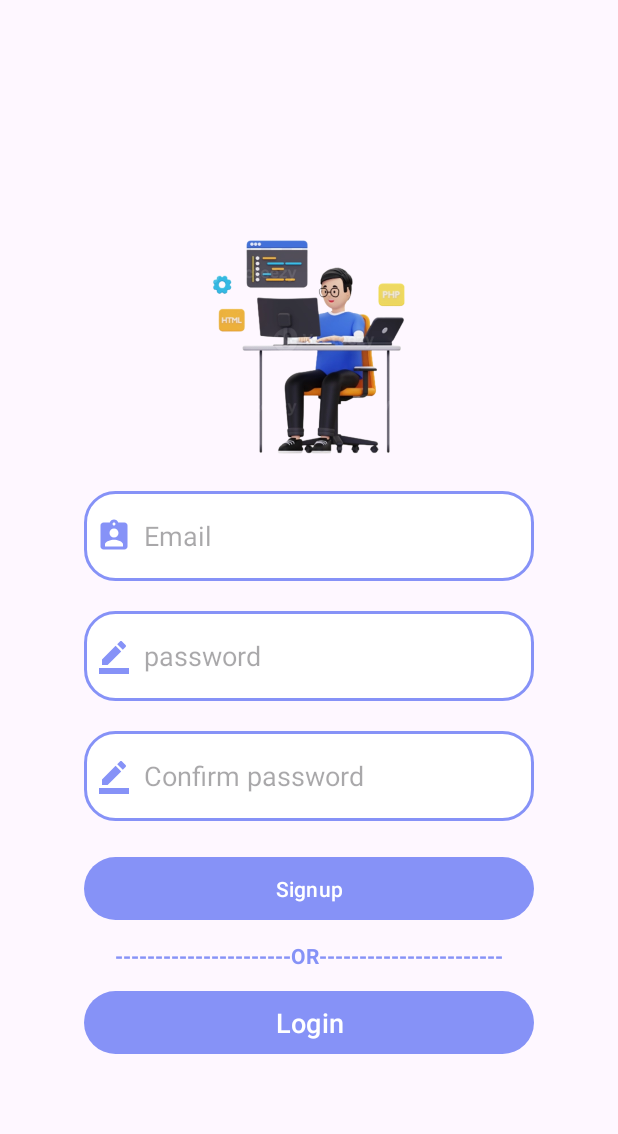
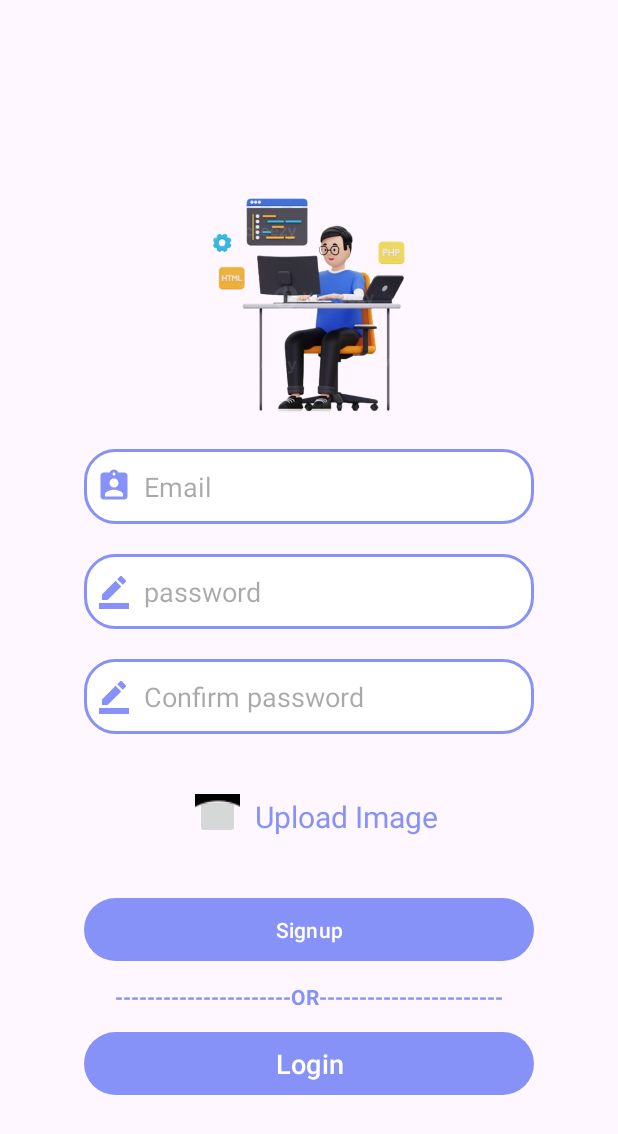
Before and after one commit to TayyabNadeem1/Travel-Buddy-Android-App-, an Android app: the SignupActivity screen opened directly, with no data from a screen before it, on a phone screen of 412 x 824 dp. Shown: the top 1134 px of the screen. Run offline under Robolectric (Android 15) with nearby library versions, the phone set to English and light mode, and no system bars; our stand-ins replace Firebase (no records; nobody signed in at launch, a user with empty details on screens opened directly).

```diff
--- a/app/build.gradle.kts
+++ b/app/build.gradle.kts
@@ -37,9 +37,12 @@ dependencies {
     implementation(libs.constraintlayout)
     implementation(libs.firebase.database)
     implementation(libs.roundedimageview)
+
+
     implementation(libs.firebase.ui.database)
     implementation(libs.firebase.auth)
     implementation(libs.firebase.firestore)
+    implementation(libs.firebase.storage)
     testImplementation(libs.junit)
     androidTestImplementation(libs.ext.junit)
     androidTestImplementation(libs.espresso.core)
--- a/app/src/main/java/com/example/travel_buddy/FeedDisplay.java
+++ b/app/src/main/java/com/example/travel_buddy/FeedDisplay.java
@@ -17,7 +17,6 @@ import com.google.android.gms.tasks.OnCompleteListener;
 import com.google.android.gms.tasks.Task;
 import com.google.android.material.floatingactionbutton.FloatingActionButton;
 import com.google.firebase.database.DataSnapshot;
-import com.google.firebase.database.DatabaseError;
 import com.google.firebase.database.DatabaseReference;
 import com.google.firebase.database.FirebaseDatabase;
 
@@ -77,7 +76,7 @@ public class FeedDisplay extends AppCompatActivity {
             public void onClick(View v) {
                 Intent intent = new Intent(FeedDisplay.this, ProfileActivity.class);
                 startActivity(intent);
-                finish();
+
             }
         });
 
--- a/app/src/main/res/layout/activity_signup.xml
+++ b/app/src/main/res/layout/activity_signup.xml
@@ -27,7 +27,7 @@
                 android:src="@drawable/signup"/>
             <EditText
                 android:layout_width="300dp"
-                android:layout_height="60dp"
+                android:layout_height="50dp"
                 android:layout_gravity="center"
                 android:id="@+id/signup_email"
                 android:layout_marginTop="20dp"
@@ -39,7 +39,7 @@
 
             <EditText
                 android:layout_width="300dp"
-                android:layout_height="60dp"
+                android:layout_height="50dp"
                 android:layout_gravity="center"
                 android:id="@+id/signup_password"
                 android:layout_marginTop="20dp"
@@ -51,7 +51,7 @@
 
             <EditText
                 android:layout_width="300dp"
-                android:layout_height="60dp"
+                android:layout_height="50dp"
                 android:layout_gravity="center"
                 android:id="@+id/signup_confirm"
                 android:layout_marginTop="20dp"
@@ -59,13 +59,36 @@
                 android:hint="Confirm password"
                 android:drawableLeft="@drawable/ic_password"
                 android:drawablePadding="8dp"
+                android:layout_marginBottom="20dp"
                 android:background="@drawable/edittext_bkg"/>
+            <LinearLayout
+
+                android:layout_width="wrap_content"
+                android:layout_height="wrap_content"
+                android:orientation="horizontal"
+                android:layout_margin="10dp"
+                >
+                <ImageButton
+                    android:id="@+id/imageView"
+                    android:layout_width="30dp"
+                    android:layout_height="30dp"
+                    android:src="@drawable/camera"
+                    android:layout_margin="10dp"
+                    />
+                <TextView
+                    android:layout_width="wrap_content"
+                    android:layout_height="wrap_content"
+                    android:text="Upload Image"
+                    android:layout_gravity="center_vertical"
+                    android:textColor="@color/Lavender"
+                    android:textSize="20sp"/>
+            </LinearLayout>
 
             <Button
                 android:layout_width="300dp"
                 android:layout_height="50dp"
                 android:layout_gravity="center"
-                android:layout_marginTop="20dp"
+                android:layout_marginTop="15dp"
                 android:id="@+id/btnSignup"
                 android:textSize="14sp"
                 android:text="Signup"
--- a/gradle/libs.versions.toml
+++ b/gradle/libs.versions.toml
@@ -13,6 +13,7 @@ firebaseDatabaseUi = "8.0.2"
 roundedimageview = "2.3.0"
 firebaseAuth = "23.0.0"
 firebaseFirestore = "25.0.0"
+firebaseStorage = "21.0.0"
 
 [libraries]
 junit = { group = "junit", name = "junit", version.ref = "junit" }
@@ -28,6 +29,8 @@ firebase-ui-database = { group = "com.firebaseui", name = "firebase-ui-database"
 roundedimageview = { module = "com.makeramen:roundedimageview", version.ref = "roundedimageview" }
 firebase-auth = { group = "com.google.firebase", name = "firebase-auth", version.ref = "firebaseAuth" }
 firebase-firestore = { group = "com.google.firebase", name = "firebase-firestore", version.ref = "firebaseFirestore" }
+firebase-storage = { group = "com.google.firebase", name = "firebase-storage", version.ref = "firebaseStorage" }
+dexter = { module = "com.karumi:dexter", version = "6.0.3" }
 
 [plugins]
 androidApplication = { id = "com.android.application", version.ref = "agp" }
```
Also changed, not shown: app/src/main/java/com/example/travel_buddy/AddPost.java (+11 -3 lines), app/src/main/java/com/example/travel_buddy/FeedAdapter.java (+11 -7 lines), app/src/main/res/layout/activity_profile.xml (+3 -25 lines), app/src/main/java/com/example/travel_buddy/SignupActivity.java (line endings or trailing spaces).
